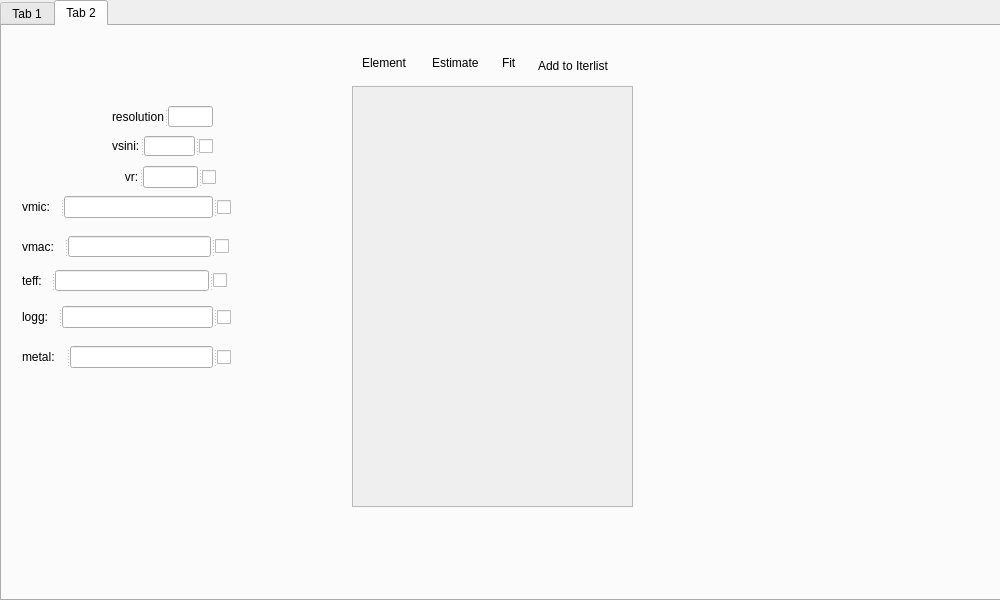
Above: plot.ui from EK023/GUI_for_ZEEMAN before the change. Below: the same form after it.
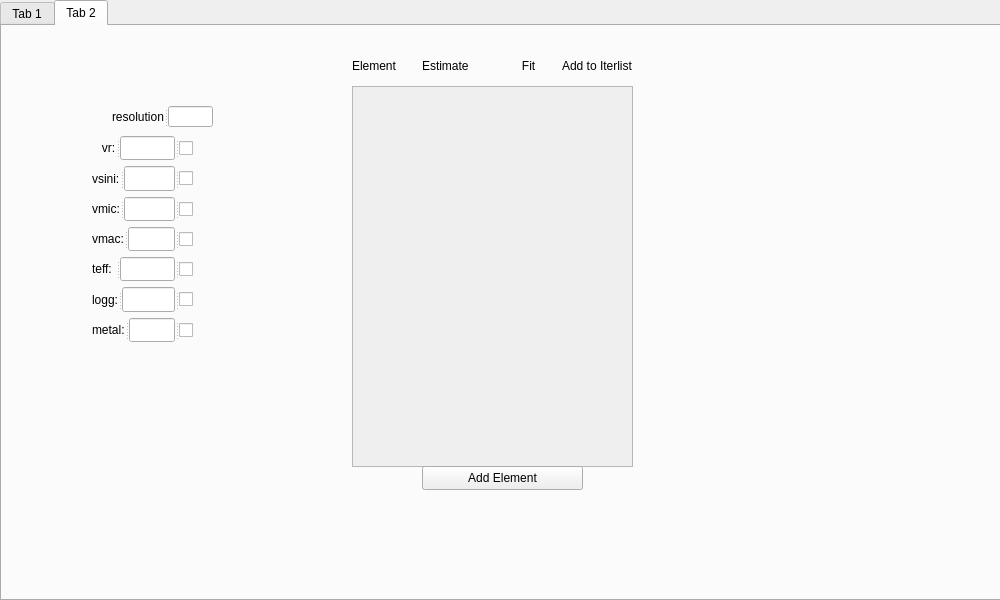
That is the form after the change. Custom widgets are drawn as their Qt base class.

Commit message: little update and commented out field validation

What changed in the file:
```diff
--- a/plot.ui
+++ b/plot.ui
@@ -50,174 +50,6 @@
     <attribute name="title">
      <string>Tab 2</string>
     </attribute>
-    <widget class="QSplitter" name="splitter_4">
-     <property name="geometry">
-      <rect>
-       <x>20</x>
-       <y>170</y>
-       <width>214</width>
-       <height>22</height>
-      </rect>
-     </property>
-     <property name="orientation">
-      <enum>Qt::Horizontal</enum>
-     </property>
-     <widget class="QLabel" name="label_4">
-      <property name="text">
-       <string>vmic:</string>
-      </property>
-     </widget>
-     <widget class="QLineEdit" name="vmic_input"/>
-     <widget class="QCheckBox" name="vmic_box">
-      <property name="text">
-       <string/>
-      </property>
-     </widget>
-    </widget>
-    <widget class="QSplitter" name="splitter_5">
-     <property name="geometry">
-      <rect>
-       <x>20</x>
-       <y>210</y>
-       <width>211</width>
-       <height>21</height>
-      </rect>
-     </property>
-     <property name="orientation">
-      <enum>Qt::Horizontal</enum>
-     </property>
-     <widget class="QLabel" name="label_5">
-      <property name="text">
-       <string>vmac:</string>
-      </property>
-     </widget>
-     <widget class="QLineEdit" name="vmac_input"/>
-     <widget class="QCheckBox" name="vmac_box">
-      <property name="text">
-       <string/>
-      </property>
-     </widget>
-    </widget>
-    <widget class="QSplitter" name="splitter_6">
-     <property name="geometry">
-      <rect>
-       <x>20</x>
-       <y>244</y>
-       <width>211</width>
-       <height>21</height>
-      </rect>
-     </property>
-     <property name="orientation">
-      <enum>Qt::Horizontal</enum>
-     </property>
-     <widget class="QLabel" name="label_6">
-      <property name="text">
-       <string>teff:</string>
-      </property>
-     </widget>
-     <widget class="QLineEdit" name="tess_input"/>
-     <widget class="QCheckBox" name="teff_box">
-      <property name="text">
-       <string/>
-      </property>
-     </widget>
-    </widget>
-    <widget class="QSplitter" name="splitter_7">
-     <property name="geometry">
-      <rect>
-       <x>20</x>
-       <y>280</y>
-       <width>214</width>
-       <height>22</height>
-      </rect>
-     </property>
-     <property name="orientation">
-      <enum>Qt::Horizontal</enum>
-     </property>
-     <widget class="QLabel" name="label_7">
-      <property name="text">
-       <string>logg:</string>
-      </property>
-     </widget>
-     <widget class="QLineEdit" name="logg_input"/>
-     <widget class="QCheckBox" name="logg_box">
-      <property name="text">
-       <string/>
-      </property>
-     </widget>
-    </widget>
-    <widget class="QSplitter" name="splitter_8">
-     <property name="geometry">
-      <rect>
-       <x>20</x>
-       <y>320</y>
-       <width>214</width>
-       <height>22</height>
-      </rect>
-     </property>
-     <property name="orientation">
-      <enum>Qt::Horizontal</enum>
-     </property>
-     <widget class="QLabel" name="label_8">
-      <property name="text">
-       <string>metal:</string>
-      </property>
-     </widget>
-     <widget class="QLineEdit" name="metal_input"/>
-     <widget class="QCheckBox" name="metal_box">
-      <property name="text">
-       <string/>
-      </property>
-     </widget>
-    </widget>
-    <widget class="QSplitter" name="splitter_9">
-     <property name="geometry">
-      <rect>
-       <x>110</x>
-       <y>110</y>
-       <width>101</width>
-       <height>20</height>
-      </rect>
-     </property>
-     <property name="orientation">
-      <enum>Qt::Horizontal</enum>
-     </property>
-     <widget class="QLabel" name="label_9">
-      <property name="text">
-       <string>vsini:</string>
-      </property>
-     </widget>
-     <widget class="QLineEdit" name="vsini_input"/>
-     <widget class="QCheckBox" name="vsini_box">
-      <property name="text">
-       <string/>
-      </property>
-     </widget>
-    </widget>
-    <widget class="QSplitter" name="splitter_10">
-     <property name="geometry">
-      <rect>
-       <x>113</x>
-       <y>140</y>
-       <width>101</width>
-       <height>22</height>
-      </rect>
-     </property>
-     <property name="orientation">
-      <enum>Qt::Horizontal</enum>
-     </property>
-     <widget class="QLabel" name="label_10">
-      <property name="text">
-       <string>   vr:</string>
-      </property>
-     </widget>
-     <widget class="QLineEdit" name="vr_input"/>
-     <widget class="QCheckBox" name="vr_box">
-      <property name="text">
-       <string/>
-      </property>
-     </widget>
-    </widget>
     <widget class="QSplitter" name="splitter">
      <property name="geometry">
       <rect>
@@ -243,7 +75,7 @@
        <x>350</x>
        <y>60</y>
        <width>281</width>
-       <height>421</height>
+       <height>381</height>
       </rect>
      </property>
      <property name="widgetResizable">
@@ -255,62 +87,201 @@
         <x>0</x>
         <y>0</y>
         <width>279</width>
-        <height>419</height>
+        <height>379</height>
        </rect>
       </property>
      </widget>
     </widget>
-    <widget class="QLabel" name="label_2">
+    <widget class="QPushButton" name="addElementButton">
      <property name="geometry">
       <rect>
-       <x>360</x>
-       <y>30</y>
-       <width>57</width>
-       <height>14</height>
+       <x>420</x>
+       <y>440</y>
+       <width>161</width>
+       <height>24</height>
       </rect>
      </property>
      <property name="text">
-      <string>Element</string>
+      <string>Add Element</string>
      </property>
     </widget>
-    <widget class="QLabel" name="label_3">
+    <widget class="QWidget" name="layoutWidget">
      <property name="geometry">
       <rect>
-       <x>430</x>
+       <x>350</x>
        <y>30</y>
-       <width>57</width>
-       <height>14</height>
-      </rect>
-     </property>
-     <property name="text">
-      <string>Estimate</string>
-     </property>
-    </widget>
-    <widget class="QLabel" name="label_11">
-     <property name="geometry">
-      <rect>
-       <x>500</x>
-       <y>30</y>
-       <width>57</width>
-       <height>14</height>
-      </rect>
-     </property>
-     <property name="text">
-      <string>Fit</string>
-     </property>
-    </widget>
-    <widget class="QLabel" name="label_12">
-     <property name="geometry">
-      <rect>
-       <x>536</x>
-       <y>30</y>
-       <width>101</width>
+       <width>281</width>
        <height>20</height>
       </rect>
      </property>
-     <property name="text">
-      <string>Add to Iterlist</string>
+     <layout class="QHBoxLayout" name="horizontalLayout">
+      <item>
+       <widget class="QLabel" name="label_2">
+        <property name="text">
+         <string>Element</string>
+        </property>
+       </widget>
+      </item>
+      <item>
+       <widget class="QLabel" name="label_3">
+        <property name="text">
+         <string>Estimate</string>
+        </property>
+       </widget>
+      </item>
+      <item>
+       <widget class="QLabel" name="label_11">
+        <property name="text">
+         <string>         Fit</string>
+        </property>
+       </widget>
+      </item>
+      <item>
+       <widget class="QLabel" name="label_12">
+        <property name="text">
+         <string>Add to Iterlist</string>
+        </property>
+       </widget>
+      </item>
+     </layout>
+    </widget>
+    <widget class="QWidget" name="layoutWidget">
+     <property name="geometry">
+      <rect>
+       <x>90</x>
+       <y>110</y>
+       <width>101</width>
+       <height>206</height>
+      </rect>
      </property>
+     <layout class="QVBoxLayout" name="FirstParameters">
+      <item>
+       <widget class="QSplitter" name="splitter_10">
+        <property name="orientation">
+         <enum>Qt::Orientation::Horizontal</enum>
+        </property>
+        <widget class="QLabel" name="label_10">
+         <property name="text">
+          <string>   vr:</string>
+         </property>
+        </widget>
+        <widget class="QLineEdit" name="vr_input"/>
+        <widget class="QCheckBox" name="vr_box">
+         <property name="text">
+          <string/>
+         </property>
+        </widget>
+       </widget>
+      </item>
+      <item>
+       <widget class="QSplitter" name="splitter_9">
+        <property name="orientation">
+         <enum>Qt::Orientation::Horizontal</enum>
+        </property>
+        <widget class="QLabel" name="label_9">
+         <property name="text">
+          <string>vsini:</string>
+         </property>
+        </widget>
+        <widget class="QLineEdit" name="vsini_input"/>
+        <widget class="QCheckBox" name="vsini_box">
+         <property name="text">
+          <string/>
+         </property>
+        </widget>
+       </widget>
+      </item>
+      <item>
+       <widget class="QSplitter" name="splitter_4">
+        <property name="orientation">
+         <enum>Qt::Orientation::Horizontal</enum>
+        </property>
+        <widget class="QLabel" name="label_4">
+         <property name="text">
+          <string>vmic:</string>
+         </property>
+        </widget>
+        <widget class="QLineEdit" name="vmic_input"/>
+        <widget class="QCheckBox" name="vmic_box">
+         <property name="text">
+          <string/>
+         </property>
+        </widget>
+       </widget>
+      </item>
+      <item>
+       <widget class="QSplitter" name="splitter_5">
+        <property name="orientation">
+         <enum>Qt::Orientation::Horizontal</enum>
+        </property>
+        <widget class="QLabel" name="label_5">
+         <property name="text">
+          <string>vmac:</string>
+         </property>
+        </widget>
+        <widget class="QLineEdit" name="vmac_input"/>
+        <widget class="QCheckBox" name="vmac_box">
+         <property name="text">
+          <string/>
+         </property>
+        </widget>
+       </widget>
+      </item>
+      <item>
+       <widget class="QSplitter" name="splitter_6">
+        <property name="orientation">
+         <enum>Qt::Orientation::Horizontal</enum>
+        </property>
+        <widget class="QLabel" name="label_6">
+         <property name="text">
+          <string>teff: </string>
+         </property>
+        </widget>
+        <widget class="QLineEdit" name="tess_input"/>
+        <widget class="QCheckBox" name="teff_box">
+         <property name="text">
+          <string/>
+         </property>
+        </widget>
+       </widget>
+      </item>
+      <item>
+       <widget class="QSplitter" name="splitter_7">
+        <property name="orientation">
+         <enum>Qt::Orientation::Horizontal</enum>
+        </property>
+        <widget class="QLabel" name="label_7">
+         <property name="text">
+          <string>logg:</string>
+         </property>
+        </widget>
+        <widget class="QLineEdit" name="logg_input"/>
+        <widget class="QCheckBox" name="logg_box">
+         <property name="text">
+          <string/>
+         </property>
+        </widget>
+       </widget>
+      </item>
+      <item>
+       <widget class="QSplitter" name="splitter_8">
+        <property name="orientation">
+         <enum>Qt::Orientation::Horizontal</enum>
+        </property>
+        <widget class="QLabel" name="label_8">
+         <property name="text">
+          <string>metal:</string>
+         </property>
+        </widget>
+        <widget class="QLineEdit" name="metal_input"/>
+        <widget class="QCheckBox" name="metal_box">
+         <property name="text">
+          <string/>
+         </property>
+        </widget>
+       </widget>
+      </item>
+     </layout>
     </widget>
    </widget>
   </widget>
```
Left out of the diff: 25 changed lines with no effect on the pictures. The commit also changes 2 other files.
